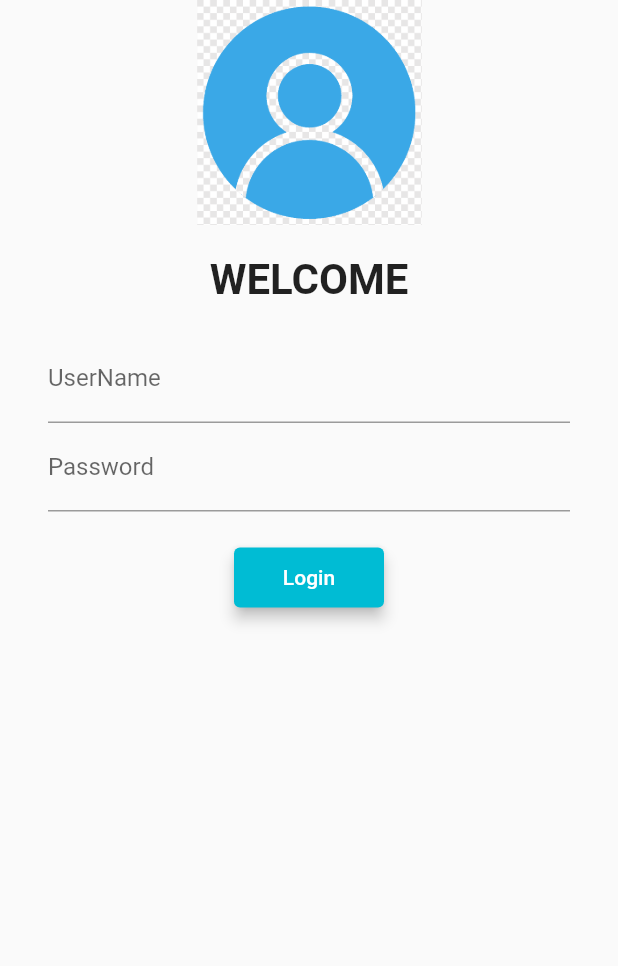
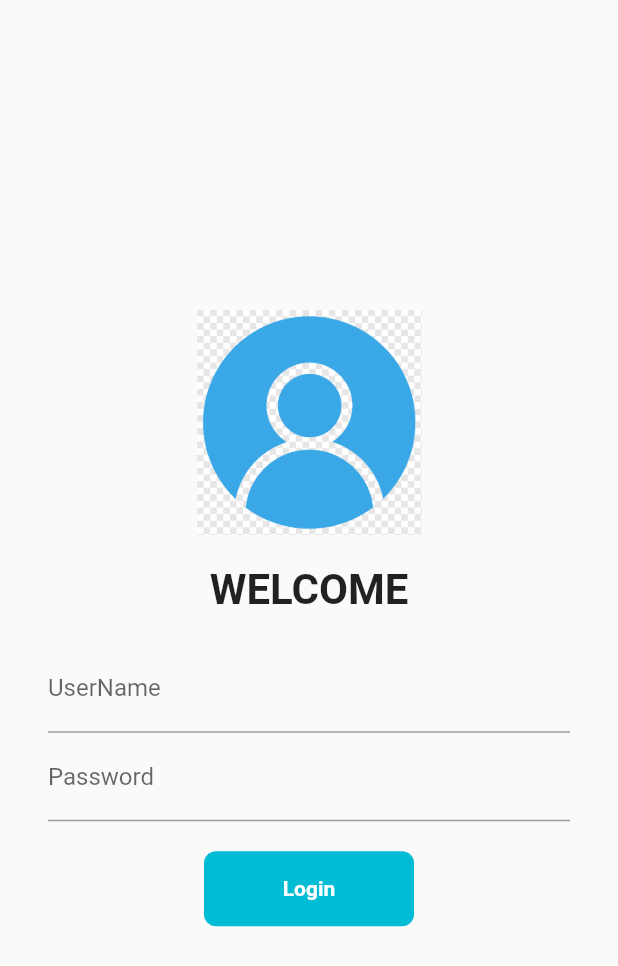
Before and after one commit to UzairAbdullah/Flutter-Learning, a Flutter app: the screen it shows after launch, on a phone screen of 412 x 824 dp. Shown: the top 966 px of the screen. Run offline on Flutter 3.47's test engine with Material 2 defaults, Android fonts, the phone set to English and light mode, and no system bars; Roboto replaces fonts that are missing (Times New Roman).

Commit message:
Chapter-6-Completed

```diff
--- a/lib/pages/home_page.dart
+++ b/lib/pages/home_page.dart
@@ -14,7 +14,7 @@
           child: Container(
         child: const Text("First Application 1"),
       )),
-      drawer: const Drawer(),
+      // drawer: const Drawer(),
     );
   }
 }
--- a/lib/pages/login_page.dart
+++ b/lib/pages/login_page.dart
@@ -1,8 +1,16 @@
 import 'package:flutter/material.dart';
 import 'package:install_check/utils/routes.dart';
 
-class LoginPage extends StatelessWidget {
+class LoginPage extends StatefulWidget {
   const LoginPage({Key? key}) : super(key: key);
+
+  @override
+  State<LoginPage> createState() => _LoginPageState();
+}
+
+class _LoginPageState extends State<LoginPage> {
+  String name = "";
+  bool changedButton = false;
 
   @override
   Widget build(BuildContext context) {
@@ -20,6 +28,7 @@
     //   ),
     // );
     return Material(
+        child: Center(
       child: SingleChildScrollView(
         child: Column(
           children: [
@@ -28,9 +37,10 @@
             const SizedBox(
               height: 20,
             ),
-          const Text(
-            "WELCOME",
-            style: TextStyle(
+            Text(
+              "WELCOME $name",
+              textAlign: TextAlign.center,
+              style: const TextStyle(
                 fontSize: 28,
                 fontWeight: FontWeight.bold,
                 fontFamily: "Times New Roman",
@@ -47,6 +57,10 @@
                   TextFormField(
                     decoration: const InputDecoration(
                         hintText: "Enter User Name", labelText: "UserName"),
+                    onChanged: (value) {
+                      name = value;
+                      setState(() {});
+                    },
                   ),
                   TextFormField(
                     obscureText: true,
@@ -58,23 +72,65 @@
                   const SizedBox(
                     height: 20,
                   ),
-                ElevatedButton(
-                  onPressed: () {
-                    // print("hello");
+
+                  InkWell(
+                    onTap: () async {
+                      setState(() {
+                        changedButton = true;
+                      });
+                      await Future.delayed(Duration(seconds: 1));
                       Navigator.pushNamed(context, MyRoutes.homeRoute);
                     },
-                  child: const Text("Login"),
-                  style: TextButton.styleFrom(
-                      elevation: 4.0,
-                      backgroundColor: Colors.cyan,
-                      // shadowColor: Colors.green
-                      minimumSize: Size(100, 40)),
+                    child: AnimatedContainer(
+                      duration: Duration(seconds: 1),
+                      width: changedButton ? 50 : 140,
+                      height: 50,
+                      alignment: Alignment.center,
+                      child: changedButton
+                          ? const Icon(
+                              Icons.done,
+                              color: Colors.white,
                             )
+                          : const Text(
+                              "Login",
+                              style: TextStyle(
+                                color: Colors.white,
+                                fontWeight: FontWeight.bold,
+                                // fontSize: 16
+                              ),
+                            ),
+                      decoration: BoxDecoration(
+                          color: Colors.cyan,
+                          // shape: changedButton
+                          //     ? BoxShape.circle
+                          //     : BoxShape.rectangle,
+                          borderRadius: changedButton
+                              ? BorderRadius.circular(
+                                  50) // cannot use with shape. One of the two can be used
+                              : BorderRadius.circular(8)),
+                    ),
+                  )
+
+                  // ElevatedButton(
+                  //   onPressed: () {
+                  //     // print("hello");
+                  //     Navigator.pushNamed(context, MyRoutes.homeRoute);
+                  //   },
+                  //   child: const Text("Login"),
+                  //   style: TextButton.styleFrom(
+                  //       elevation: 4.0,
+                  //       backgroundColor: Colors.cyan,
+                  //       // shadowColor: Colors.green
+                  //       minimumSize: Size(100, 40),
+                  //       shape: RoundedRectangleBorder(
+                  //           borderRadius: BorderRadius.circular(8))),
+                  // ),
                 ],
               ),
             ),
           ],
         ),
+      ),
     ));
   }
 }
```
Lines whose indentation alone changed are shown as unchanged.
